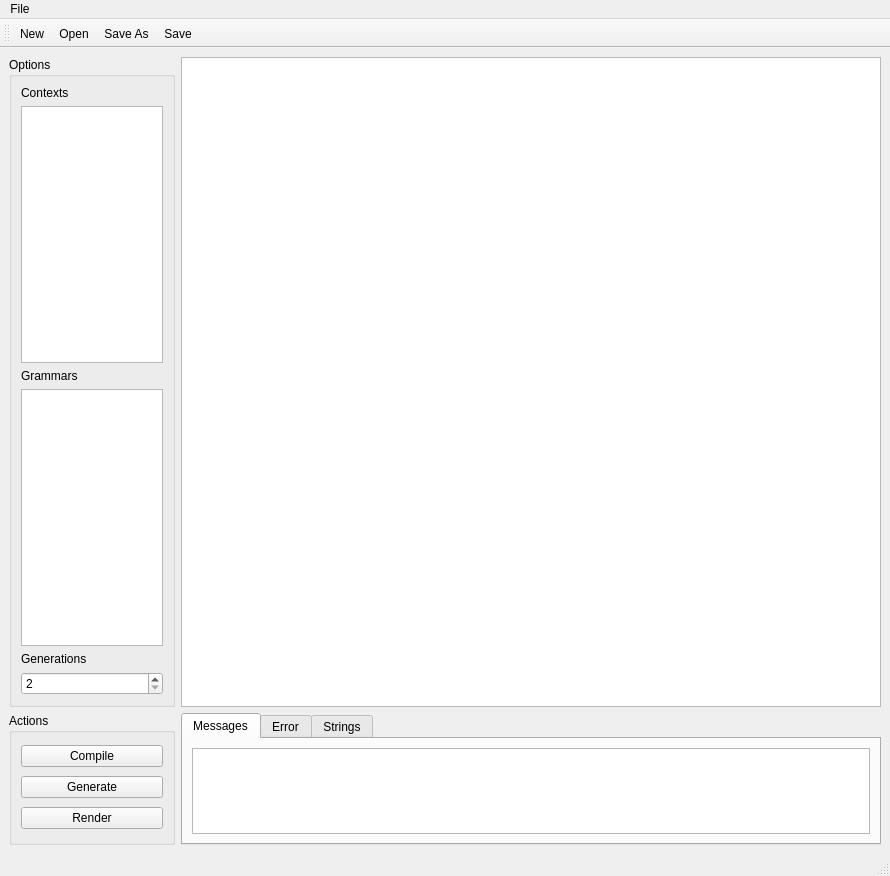
Before: the Qt Designer form metaphor/metaphor.ui in basus/metaphor, drawn with Qt 5.
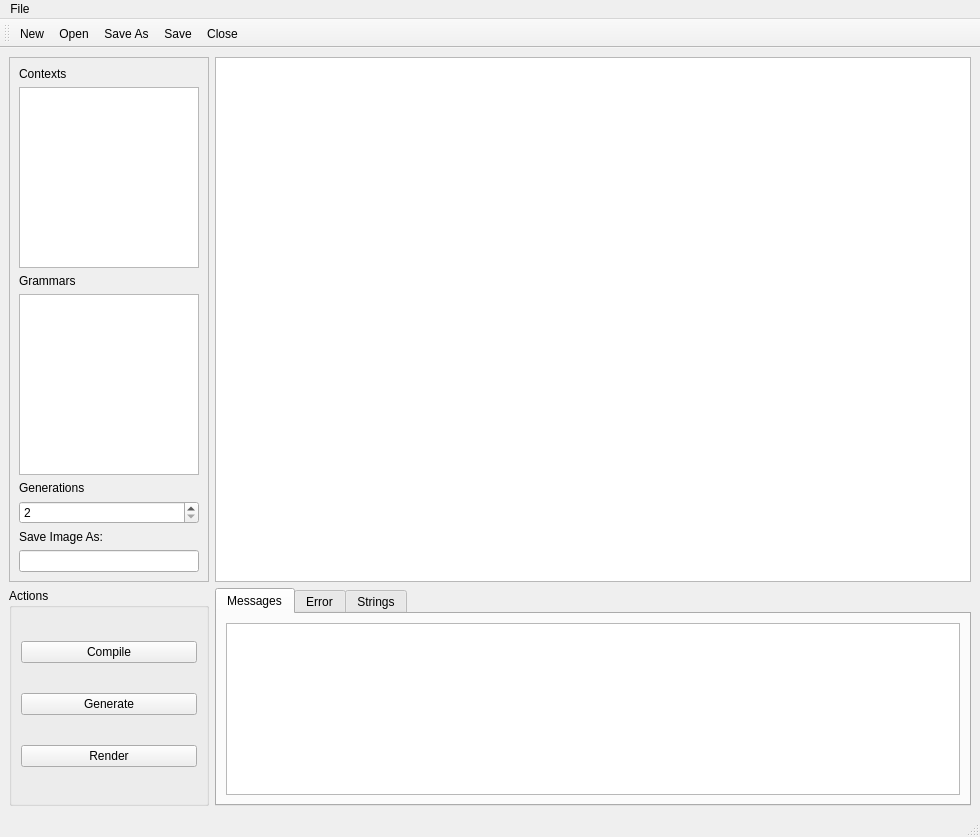
After: the same form once the commit is applied. The open tabs and pages were chosen to show the change. Icons and pictures are not drawn.

Commit message:
Finished First version of Metaphor GUI
Metaphor GUI is now ready for public beta.
The GUI by itself works fine, however the GUI lots of bugs deeper in the code, particularly in error handling.

Patch:
```diff
--- a/metaphor/metaphor.ui
+++ b/metaphor/metaphor.ui
@@ -5,8 +5,8 @@
    <rect>
     <x>0</x>
     <y>0</y>
-    <width>890</width>
-    <height>876</height>
+    <width>980</width>
+    <height>837</height>
    </rect>
   </property>
   <property name="windowTitle" >
@@ -15,11 +15,11 @@
   <widget class="QWidget" name="centralwidget" >
    <layout class="QGridLayout" >
     <item row="0" column="0" >
-     <widget class="QGroupBox" name="groupBox" >
+     <widget class="QFrame" name="frame" >
       <property name="minimumSize" >
        <size>
         <width>150</width>
-        <height>650</height>
+        <height>500</height>
        </size>
       </property>
       <property name="maximumSize" >
@@ -28,8 +28,11 @@
         <height>16777215</height>
        </size>
       </property>
-      <property name="title" >
-       <string>Options</string>
+      <property name="frameShape" >
+       <enum>QFrame::StyledPanel</enum>
+      </property>
+      <property name="frameShadow" >
+       <enum>QFrame::Raised</enum>
       </property>
       <layout class="QVBoxLayout" >
        <item>
@@ -40,7 +43,7 @@
         </widget>
        </item>
        <item>
-        <widget class="QListView" name="Contexts" />
+        <widget class="QListWidget" name="Contexts" />
        </item>
        <item>
         <widget class="QLabel" name="Grammarlabel" >
@@ -50,7 +53,7 @@
         </widget>
        </item>
        <item>
-        <widget class="QListView" name="Grammars" />
+        <widget class="QListWidget" name="Grammars" />
        </item>
        <item>
         <widget class="QLabel" name="Generationslabel" >
@@ -66,6 +69,16 @@
          </property>
         </widget>
        </item>
+       <item>
+        <widget class="QLabel" name="label_4" >
+         <property name="text" >
+          <string>Save Image As:</string>
+         </property>
+        </widget>
+       </item>
+       <item>
+        <widget class="QLineEdit" name="lineEdit" />
+       </item>
       </layout>
      </widget>
     </item>
@@ -74,7 +87,7 @@
       <property name="minimumSize" >
        <size>
         <width>700</width>
-        <height>650</height>
+        <height>500</height>
        </size>
       </property>
      </widget>
@@ -171,7 +184,7 @@
     <rect>
      <x>0</x>
      <y>0</y>
-     <width>890</width>
+     <width>980</width>
      <height>22</height>
     </rect>
    </property>
@@ -201,6 +214,7 @@
    <addaction name="actionOpen" />
    <addaction name="actionSaveAs" />
    <addaction name="actionSave" />
+   <addaction name="actionClose" />
   </widget>
   <action name="actionOpen" >
    <property name="icon" >
@@ -249,6 +263,11 @@
     <string>Ctrl+S</string>
    </property>
   </action>
+  <action name="actionClose" >
+   <property name="text" >
+    <string>Close</string>
+   </property>
+  </action>
  </widget>
  <resources/>
  <connections/>
```
Left out of the diff: 20 changed lines with no effect on the pictures. The commit also changes 4 other files.
